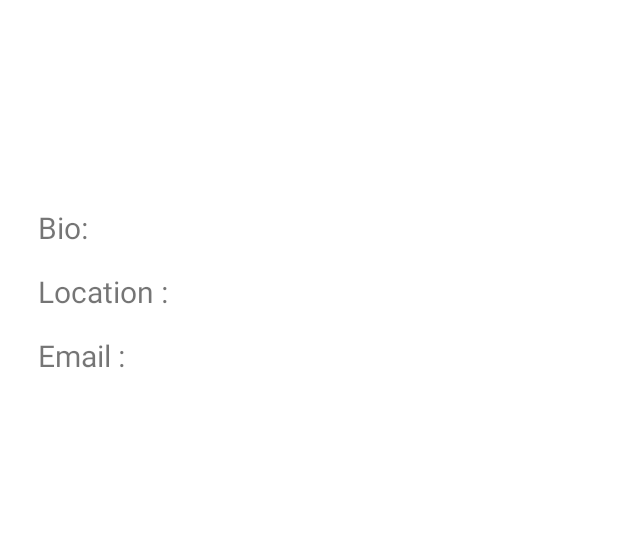
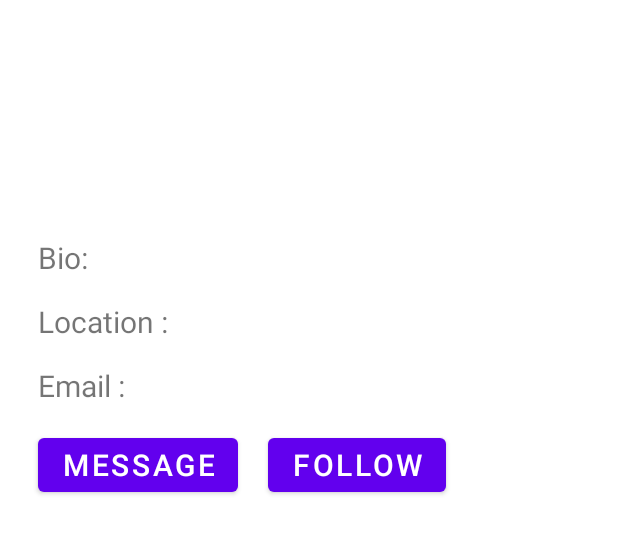
Before and after one commit to EveNyarango/Green-Screen, an Android app: the layout activity_profile.xml on its own in the app's theme, with its tools: preview values and no code run, on a phone screen of 412 x 824 dp. Shown: the top 534 px of the screen. Run offline under Robolectric (Android 15) with nearby library versions, the phone set to English and light mode, and no system bars.

Commit message:
add message and connect button

```diff
--- a/app/src/main/res/layout/activity_profile.xml
+++ b/app/src/main/res/layout/activity_profile.xml
@@ -22,8 +22,8 @@
 
             <ImageView
                 android:id="@+id/ivImageurl"
-                android:layout_width="80dp"
-                android:layout_height="80dp"
+                android:layout_width="100dp"
+                android:layout_height="100dp"
                 android:layout_gravity="center" />
 
             <TextView
@@ -125,6 +125,35 @@
                     android:textStyle="bold" />
             </LinearLayout>
 
+<!--buttons-->
+
+
+        <LinearLayout
+            android:layout_width="wrap_content"
+            android:layout_height="wrap_content"
+            android:layout_marginLeft="15dp"
+            android:layout_marginTop="15dp"
+            android:orientation="horizontal">
+
+            <Button
+                android:id="@+id/message"
+                android:layout_width="wrap_content"
+                android:layout_height="wrap_content"
+                android:layout_gravity="center"
+                android:layout_marginStart="10dp"
+                android:layout_marginEnd="10dp"
+                android:text="Message"
+                android:textSize="20sp" />
+
+            <Button
+                android:layout_width="wrap_content"
+                android:layout_height="wrap_content"
+                android:layout_gravity="center"
+                android:layout_marginStart="10dp"
+                android:layout_marginEnd="10dp"
+                android:text="Follow"
+                android:textSize="20sp"/>
+        </LinearLayout>
 
 
         </LinearLayout>
--- a/app/src/main/res/layout/green_row.xml
+++ b/app/src/main/res/layout/green_row.xml
@@ -1,10 +1,12 @@
 <?xml version="1.0" encoding="utf-8"?>
 <androidx.cardview.widget.CardView xmlns:android="http://schemas.android.com/apk/res/android"
+    xmlns:app="http://schemas.android.com/apk/res-auto"
     android:id="@+id/cvProfile"
     android:layout_width="match_parent"
     android:layout_height="wrap_content"
     android:background="@android:color/white"
-    android:orientation="horizontal">
+    android:orientation="horizontal"
+    app:cardUseCompatPadding="true">
 
     <LinearLayout
         android:layout_width="match_parent"
@@ -24,6 +26,7 @@
             android:gravity="center"
             android:orientation="vertical"
             android:layout_marginLeft="10dp">
+
 
             <TextView
                 android:id="@+id/tvUsername"
```
